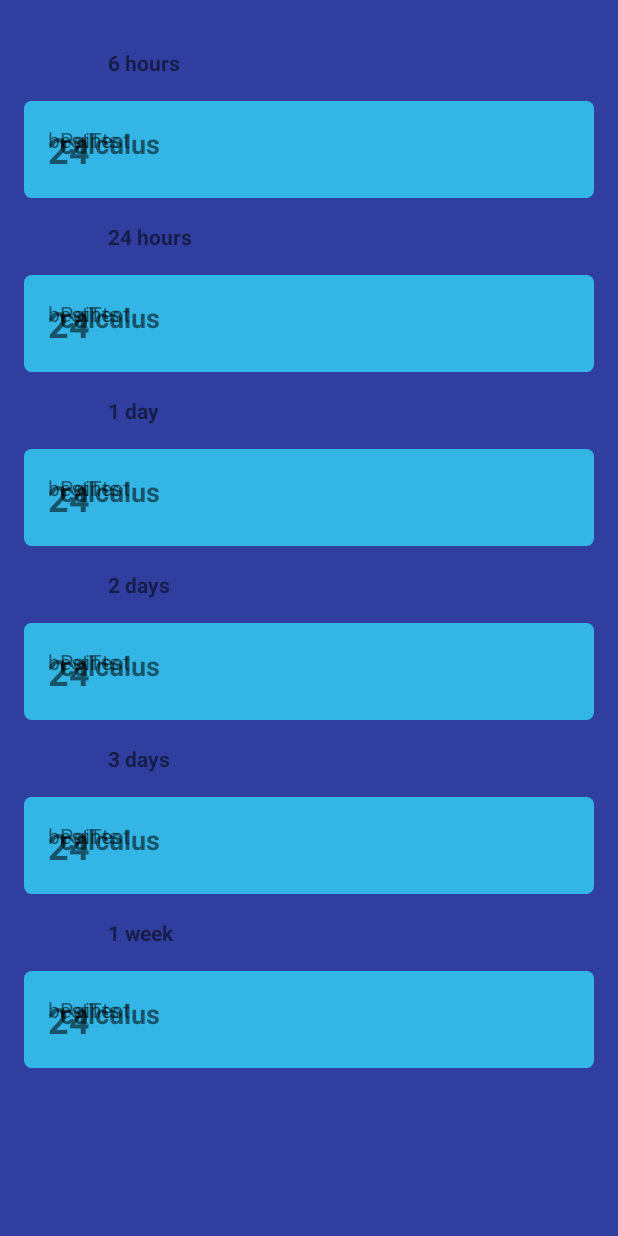
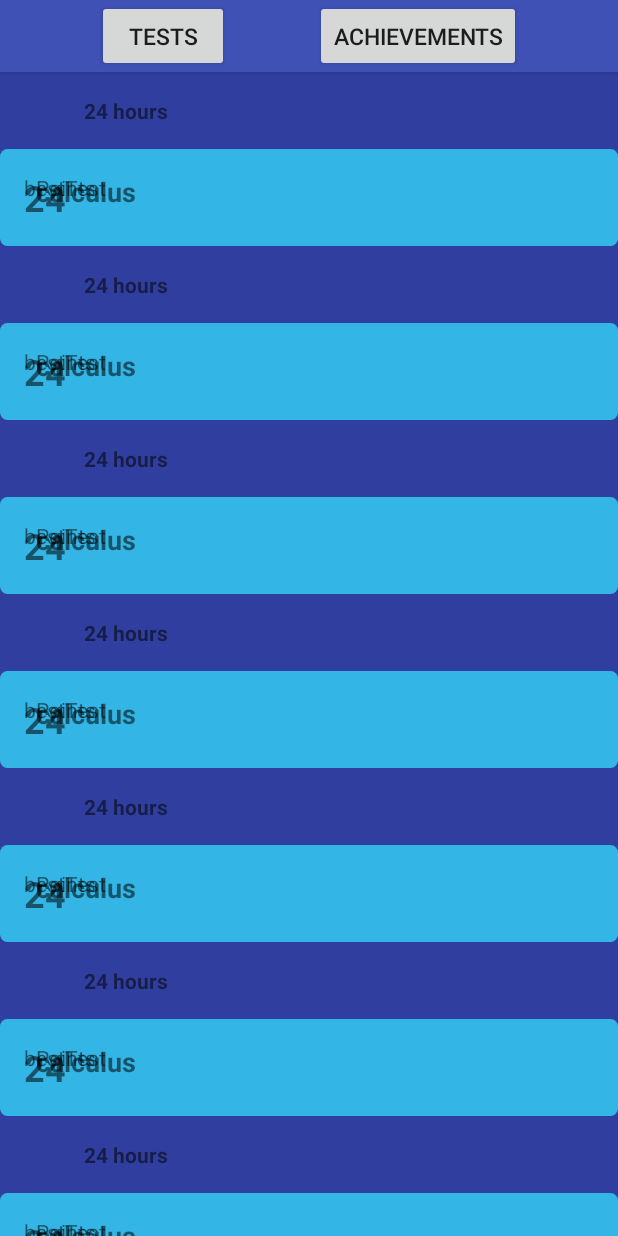
Before and after one commit to strdr4605/Hackathon-ETT, an Android app: the screen it shows after launch (TimelineActivity), after a tap on "BUTTON", on a phone screen of 412 x 824 dp. Run offline under Robolectric (Android 15) with nearby library versions, the phone set to English and light mode, and no system bars; libraries missing offline, so code that uses them is left out: pl.hypeapp.materialtimelineview; plain views replace MaterialTimelineView.

Commit message:
Change layout of time line activity and added buttons at top

```diff
--- a/mobile/app/src/main/java/com/example/strongheart/hackathonett/TimelineActivity.kt
+++ b/mobile/app/src/main/java/com/example/strongheart/hackathonett/TimelineActivity.kt
@@ -17,31 +17,11 @@ class TimelineActivity : Activity() {
         timelineRecyclerAdapter = TimelineRecyclerAdapter()
         recycler_view.adapter = timelineRecyclerAdapter
         recycler_view.layoutManager = LinearLayoutManager(this)
-        for (i in 0..5) {
-            timelineRecyclerAdapter.addTimepoint(timepoints[i])
-            timelineRecyclerAdapter.addEvent(eventList[i])
+        for (i in 0..10) {
+            val timepoint = Timepoint("24 hours")
+            timelineRecyclerAdapter.addTimepoint(timepoint)
+            val event = Event("calculus", "bestTest", 24)
+            timelineRecyclerAdapter.addEvent(event)
         }
     }
-
-    companion object FakeData {
-
-        val timepoints: ArrayList<Timepoint> = arrayListOf(
-                Timepoint("6 hours"),
-                Timepoint("24 hours"),
-                Timepoint("1 day"),
-                Timepoint("2 days"),
-                Timepoint("3 days"),
-                Timepoint("1 week"))
-
-        val eventList: ArrayList<Event> = arrayListOf(
-                Event("calculus", "bestTest", 24),
-                Event("calculus", "bestTest", 24),
-                Event("calculus", "bestTest", 24),
-                Event("calculus", "bestTest", 24),
-                Event("calculus", "bestTest", 24),
-                Event("calculus", "bestTest", 24, true)
-        )
-
-    }
-
 }
--- a/mobile/app/src/main/res/layout/activity_time_line.xml
+++ b/mobile/app/src/main/res/layout/activity_time_line.xml
@@ -1,5 +1,5 @@
 <?xml version="1.0" encoding="utf-8"?>
-<android.support.constraint.ConstraintLayout
+<android.support.design.widget.CoordinatorLayout
     xmlns:android="http://schemas.android.com/apk/res/android"
     xmlns:app="http://schemas.android.com/apk/res-auto"
     xmlns:tools="http://schemas.android.com/tools"
@@ -8,11 +8,58 @@
     android:background="@color/colorPrimaryDark"
     tools:context=".TimelineActivity">
 
+    <android.support.design.widget.AppBarLayout
+        android:layout_width="match_parent"
+        android:layout_height="wrap_content">
+
+        <android.support.design.widget.CollapsingToolbarLayout
+            android:layout_width="match_parent"
+            android:layout_height="match_parent"
+            app:layout_scrollFlags="scroll|enterAlways|snap">
+
+            <android.support.constraint.ConstraintLayout
+                android:layout_width="match_parent"
+                android:layout_height="wrap_content">
+
+                <Button
+                    android:id="@+id/testButton"
+                    android:layout_width="wrap_content"
+                    android:layout_height="wrap_content"
+                    android:layout_marginStart="8dp"
+                    android:text="@string/testButtonText"
+                    android:textSize="15sp"
+                    app:layout_constraintBottom_toBottomOf="parent"
+                    app:layout_constraintEnd_toStartOf="@+id/achievementButton"
+                    app:layout_constraintHorizontal_bias="0.5"
+                    app:layout_constraintStart_toStartOf="parent"
+                    app:layout_constraintTop_toTopOf="parent" />
+
+                <Button
+                    android:id="@+id/achievementButton"
+                    android:layout_width="wrap_content"
+                    android:layout_height="wrap_content"
+                    android:layout_marginEnd="8dp"
+                    android:text="@string/achievementButtonText"
+                    android:textSize="15sp"
+                    app:layout_constraintBottom_toBottomOf="parent"
+                    app:layout_constraintEnd_toEndOf="parent"
+                    app:layout_constraintHorizontal_bias="0.5"
+                    app:layout_constraintStart_toEndOf="@+id/testButton"
+                    app:layout_constraintTop_toTopOf="parent"
+                    app:layout_constraintVertical_bias="0.0" />
+
+            </android.support.constraint.ConstraintLayout>
+
+        </android.support.design.widget.CollapsingToolbarLayout>
+
+    </android.support.design.widget.AppBarLayout>
+
     <android.support.v7.widget.RecyclerView
         android:id="@+id/recycler_view"
-        android:padding="16dp"
+        android:padding="0dp"
         android:clipToPadding="false"
         android:layout_width="match_parent"
-        android:layout_height="match_parent"/>
+        android:layout_height="match_parent"
+        app:layout_behavior="@string/appbar_scrolling_view_behavior"/>
 
-</android.support.constraint.ConstraintLayout>
+</android.support.design.widget.CoordinatorLayout>
--- a/mobile/app/src/main/res/values/strings.xml
+++ b/mobile/app/src/main/res/values/strings.xml
@@ -3,4 +3,6 @@
     <string name="title_activity_time_line">TimeLineActivity</string>
     <string name="testimage">TestImage</string>
     <string name="PointsText">Points</string>
+    <string name="testButtonText">Tests</string>
+    <string name="achievementButtonText">Achievements</string>
 </resources>
```
